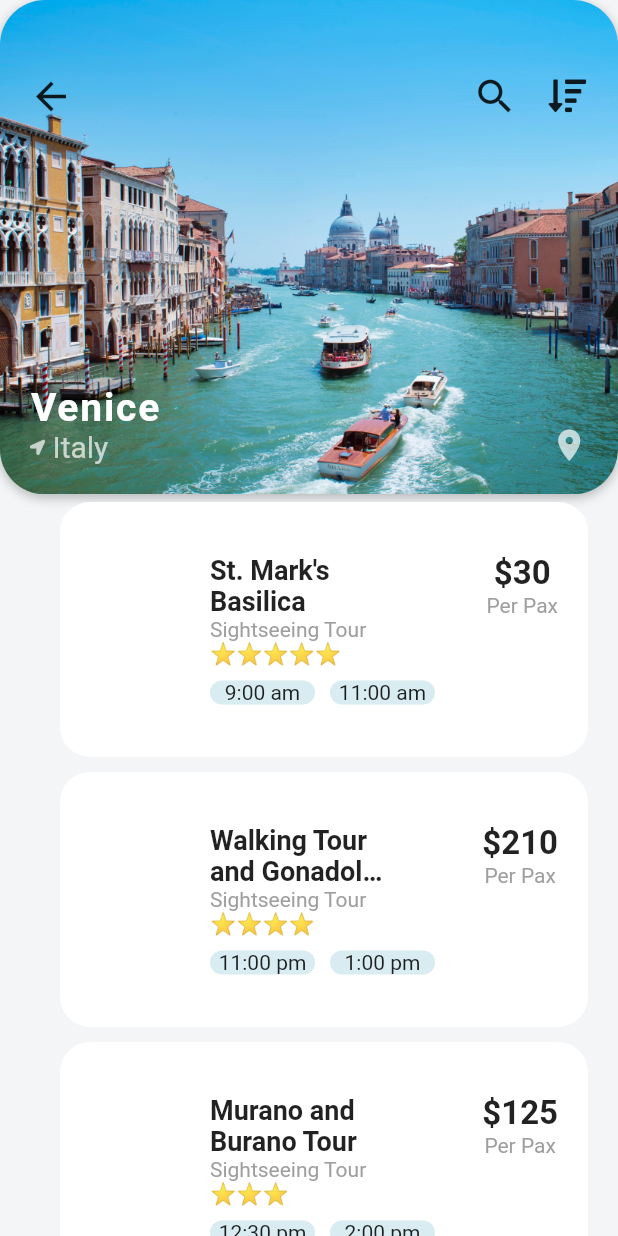
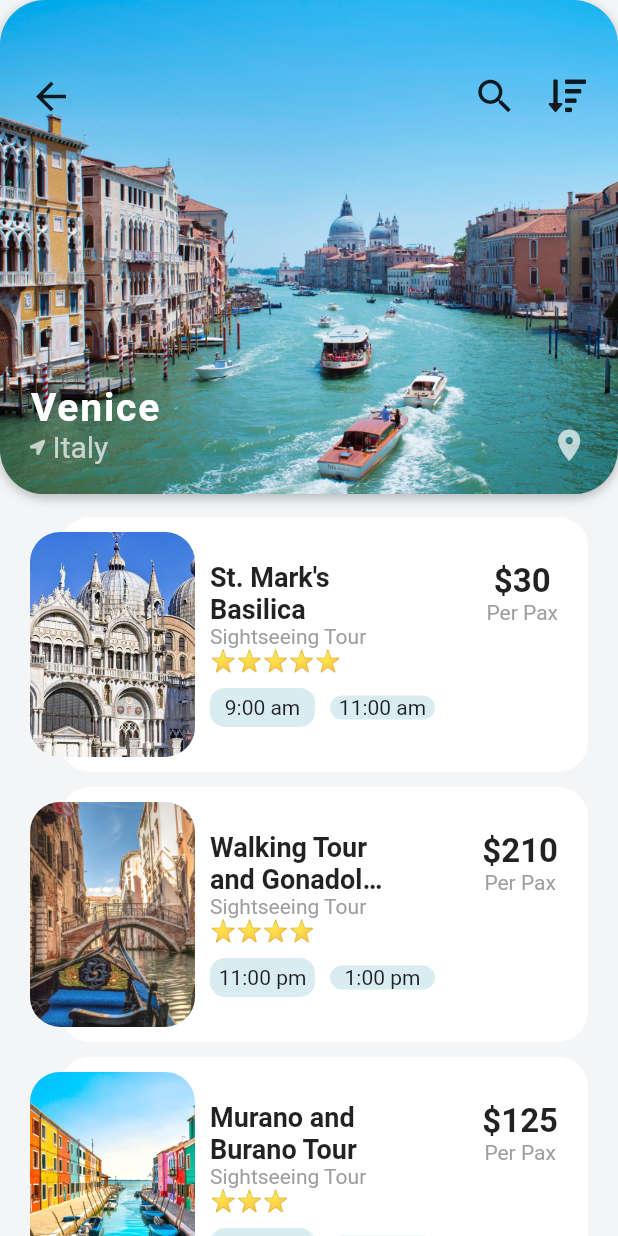
Before and after one commit to mrdvince/flutter_adventures, a Flutter app: the screen it shows after launch, after a tap on an icon or button, on a phone screen of 412 x 824 dp. Run offline on Flutter 3.47's test engine with Material 2 defaults, Android fonts, the phone set to English and light mode, and no system bars; our stand-ins replace font_awesome_flutter.

Commit message:
add images

```diff
--- a/travel_ui/lib/screens/destinations_screen.dart
+++ b/travel_ui/lib/screens/destinations_screen.dart
@@ -11,7 +11,7 @@ class DestinationScreen extends StatefulWidget {
 }
 
 class _DestinationScreenState extends State<DestinationScreen> {
-  Text _buildStarRatings(int rating){
+  Text _buildStarRatings(int rating) {
     String stars = '';
     for (int i = 0; i < rating; i++) {
       stars += '⭐';
@@ -19,6 +19,7 @@ class _DestinationScreenState extends State<DestinationScreen> {
     stars.trim();
     return Text(stars);
   }
+
   @override
   Widget build(BuildContext context) {
     return Scaffold(
@@ -123,7 +124,9 @@ class _DestinationScreenState extends State<DestinationScreen> {
             )
           ]),
           Expanded(
+
             child: ListView.builder(
+              padding: EdgeInsets.only(top: 10, bottom: 15),
               itemCount: widget.destination.activities.length,
               itemBuilder: (BuildContext context, int index) {
                 Activity activity = widget.destination.activities[index];
@@ -177,6 +180,7 @@ class _DestinationScreenState extends State<DestinationScreen> {
                               Row(
                                 children: <Widget>[
                                   Container(
+                                    padding: EdgeInsets.all(5),
                                     width: 70,
                                     decoration: BoxDecoration(
                                       color: Theme.of(context).accentColor,
@@ -199,6 +203,19 @@ class _DestinationScreenState extends State<DestinationScreen> {
                               )
                             ]),
                       ),
+                    ),
+                    Positioned(
+                      top: 15,
+                      bottom: 15,
+                      left: 20,
+                      child: ClipRRect(
+                        borderRadius: BorderRadius.circular(20),
+                        child: Image(
+                          width: 110,
+                          image: AssetImage(activity.imageUrl),
+                          fit: BoxFit.cover,
+                        ),
+                      ),
                     )
                   ],
                 );
```
